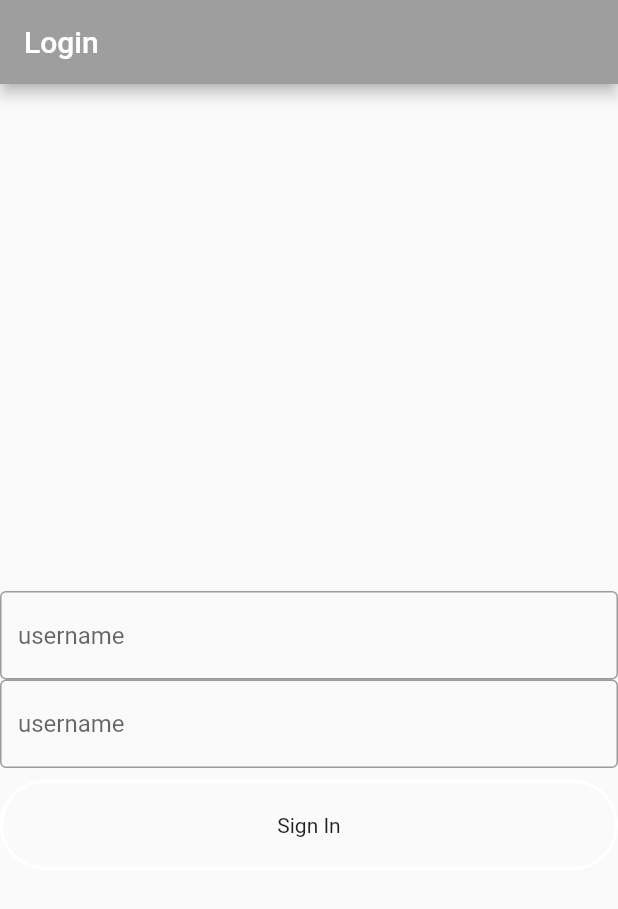
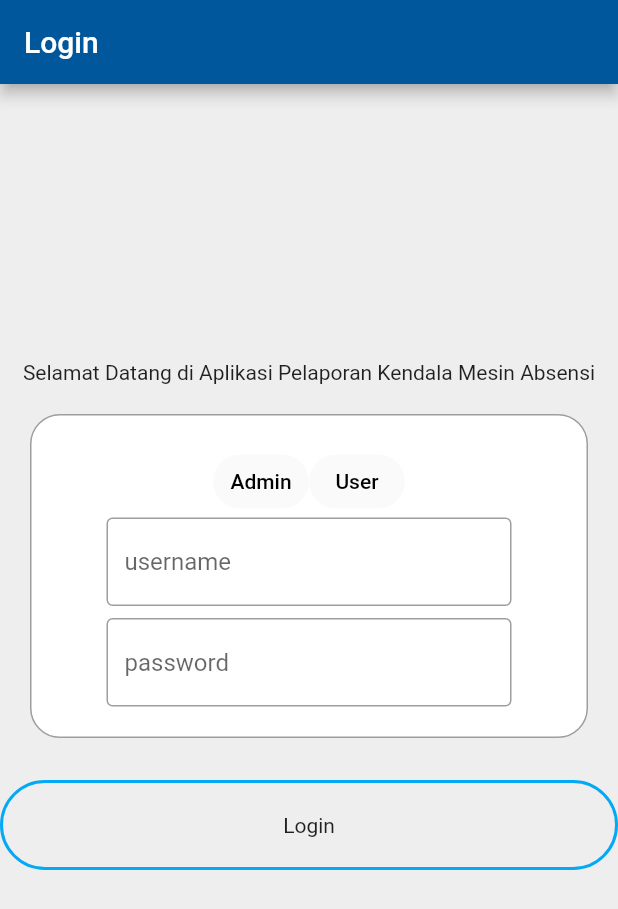
Before and after one commit to PrayogaBismaPutraSeza/report_absen, a Flutter app: the screen it shows after launch, on a phone screen of 412 x 824 dp. Shown: the top 909 px of the screen. Run offline on Flutter 3.47's test engine with Material 2 defaults, Android fonts, the phone set to English and light mode, and no system bars.

Commit message:
login 1.0

```diff
--- a/lib/main.dart
+++ b/lib/main.dart
@@ -9,7 +9,7 @@ class MyApp extends StatelessWidget {
     return MaterialApp(
       debugShowCheckedModeBanner: false,
       title: 'Report',
-      theme: ThemeData(primaryColor: Colors.grey),
+      theme: ThemeData(primaryColor: Colors.grey[100]),
       home: LoginScreen(),
     );
   }
--- a/lib/view/login_screen.dart
+++ b/lib/view/login_screen.dart
@@ -14,8 +14,15 @@ class _loginScreenState extends State<LoginScreen> {
   @override
   Widget build(BuildContext context) {
     return Scaffold(
-      appBar: AppBar(title: Text("Login"), backgroundColor: Colors.grey),
-      body: SingleChildScrollView(
+      appBar: AppBar(
+          title: Text(
+            "Login",
+            style: TextStyle(color: Colors.white),
+          ),
+          backgroundColor: Colors.lightBlue[900]),
+      body: Container(
+        color: Colors.grey[200],
+        child: SingleChildScrollView(
           child: Container(
             height: MediaQuery.of(context).size.height - 100,
             alignment: Alignment.bottomCenter,
@@ -26,15 +33,53 @@ class _loginScreenState extends State<LoginScreen> {
                 mainAxisSize: MainAxisSize.min,
                 children: [
                   Spacer(),
-                Form(
+                  Container(
+                    alignment: Alignment.bottomCenter,
+                    child: Text(
+                        "Selamat Datang di Aplikasi Pelaporan Kendala Mesin Absensi"),
+                  ),
+                  Container(
+                    padding: EdgeInsets.symmetric(vertical: 20, horizontal: 50),
+                    margin: EdgeInsets.all(20),
+                    decoration: BoxDecoration(
+                        borderRadius: BorderRadius.circular(20),
+                        color: Colors.white,
+                        border: Border.all(
+                          color: Colors.grey,
+                        )),
+                    child: Form(
                       child: Column(
                         children: [
-                      TextFormField(
-                        controller: usernameTextEditingController,
-                        decoration: InputDecoration(
-                          border: OutlineInputBorder(),
-                          hintText: 'username',
+                          Row(
+                            mainAxisAlignment: MainAxisAlignment.center,
+                            children: [
+                              TextButton(
+                                style: TextButton.styleFrom(
+                                  backgroundColor: Colors.grey[50],
+                                  shape: RoundedRectangleBorder(
+                                    borderRadius: BorderRadius.circular(20),
                                   ),
+                                ),
+                                onPressed: () {},
+                                child: Text(
+                                  "Admin",
+                                  style: TextStyle(color: Colors.black),
+                                ),
+                              ),
+                              TextButton(
+                                style: TextButton.styleFrom(
+                                  backgroundColor: Colors.grey[50],
+                                  shape: RoundedRectangleBorder(
+                                    borderRadius: BorderRadius.circular(20),
+                                  ),
+                                ),
+                                onPressed: () {},
+                                child: Text(
+                                  "User",
+                                  style: TextStyle(color: Colors.black),
+                                ),
+                              ),
+                            ],
                           ),
                           TextFormField(
                             controller: usernameTextEditingController,
@@ -43,7 +88,19 @@ class _loginScreenState extends State<LoginScreen> {
                               hintText: 'username',
                             ),
                           ),
+                          SizedBox(
+                            height: 8,
+                          ),
+                          TextFormField(
+                            controller: passwordTextEditingController,
+                            obscureText: true,
+                            decoration: InputDecoration(
+                              border: OutlineInputBorder(),
+                              hintText: 'password ',
+                            ),
+                          ),
                         ],
+                      ),
                     ),
                   ),
                   SizedBox(
@@ -57,12 +114,12 @@ class _loginScreenState extends State<LoginScreen> {
                       padding: EdgeInsets.symmetric(vertical: 20),
                       decoration: BoxDecoration(
                         border: Border.all(
-                        color: Colors.white,
+                          color: Colors.lightBlue,
                           width: 2,
                         ),
                         borderRadius: BorderRadius.circular(30),
                       ),
-                    child: Text("Sign In"),
+                      child: Text("Login"),
                     ),
                   ),
                   SizedBox(
@@ -73,6 +130,7 @@ class _loginScreenState extends State<LoginScreen> {
             ),
           ),
         ),
+      ),
     );
   }
 }
```
Lines whose indentation alone changed are shown as unchanged.
